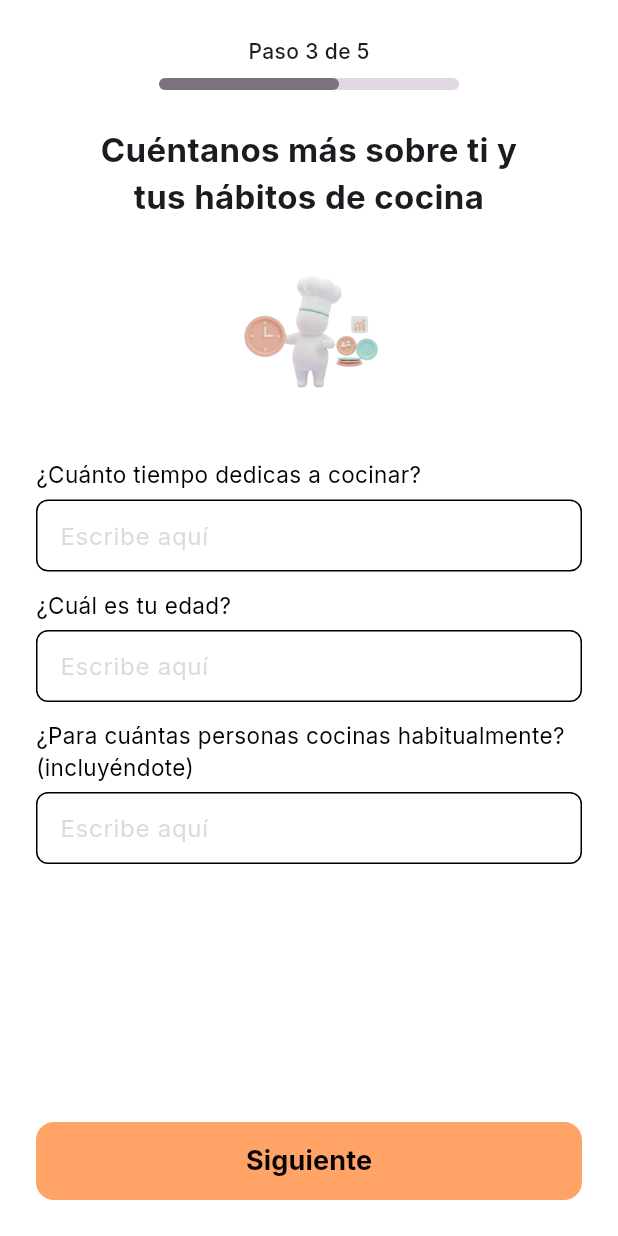
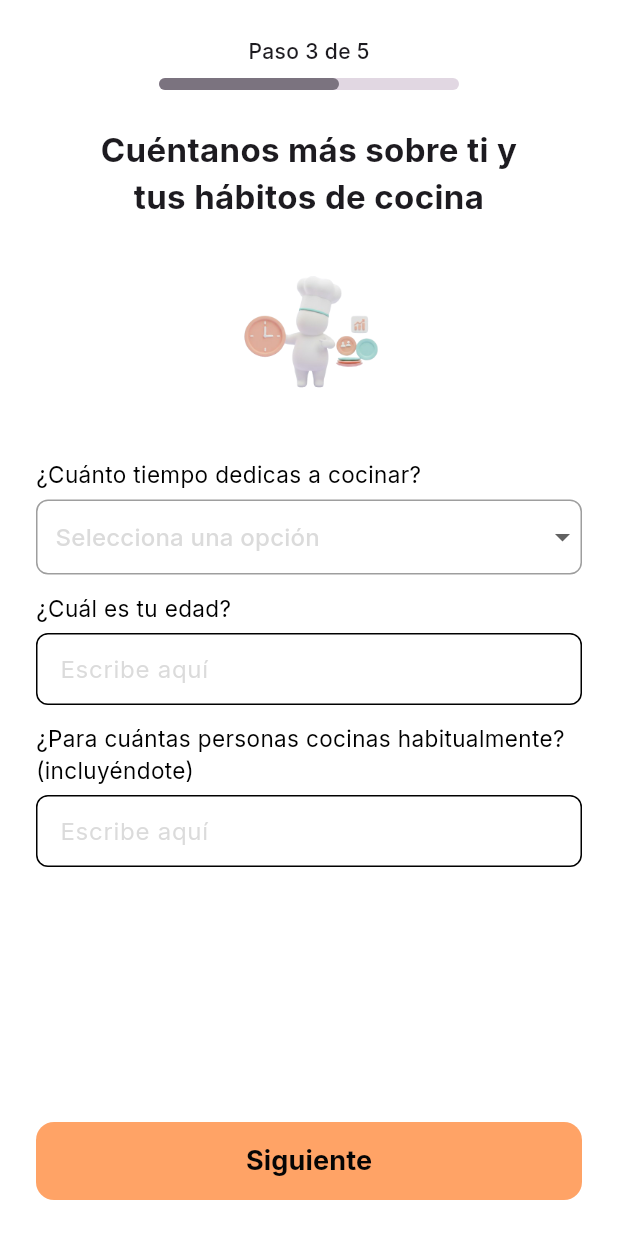
Before and after one commit to albertholto0/Generacion-recetas, a Flutter app: the Question3Screen screen opened directly, on a phone screen of 412 x 824 dp. Run offline on Flutter 3.47's test engine with Material 3 defaults, Android fonts, the phone set to English and light mode, and no system bars; our stand-ins replace google_fonts.

Commit message:
En la pregunta uno se añadieron más opciones de herramientas y se modificó ahi donde se seleccionen las herramientas, para que esta se pueda desplegar y no se vea feo. Además, en la pregunta 3, el cuando tiempo te dedicas a cocinar ya es de opcion desplegable (quien sabe si asi se le diga el widget) para que el usuario no se tarde tanto pensando que escribir

```diff
--- a/app_recetas/lib/screens/first_start/questionnaire/question_1.dart
+++ b/app_recetas/lib/screens/first_start/questionnaire/question_1.dart
@@ -16,13 +16,22 @@ class _Question1ScreenState extends State<Question1Screen> {
   final List<_ToolData> _tools = const [
     _ToolData(icon: Icons.air, label: 'Freidora'),
     _ToolData(icon: Icons.microwave, label: 'Microondas'),
-    _ToolData(icon: Icons.local_laundry_service, label: 'Licuadora'),
+    _ToolData(icon: Icons.blender, label: 'Licuadora'),
     _ToolData(icon: Icons.fireplace, label: 'Estufa'),
     _ToolData(icon: Icons.coffee_maker, label: 'Cafetera'),
     _ToolData(icon: Icons.kitchen, label: 'Horno'),
     _ToolData(icon: Icons.kitchen, label: 'Refrigerador'),
     _ToolData(icon: Icons.soup_kitchen, label: 'Olla'),
     _ToolData(icon: Icons.set_meal, label: 'Sartén'),
+    _ToolData(icon: Icons.local_drink, label: 'Vaso medidor'),
+    _ToolData(icon: Icons.scale, label: 'Báscula de cocina'),
+    _ToolData(icon: Icons.restaurant, label: 'Procesador de alimentos'),
+    _ToolData(icon: Icons.bakery_dining, label: 'Tostadora'),
+    _ToolData(icon: Icons.bubble_chart, label: 'Tetera'),
+    _ToolData(icon: Icons.filter_list, label: 'Colador'),
+    _ToolData(icon: Icons.lunch_dining, label: 'Plato hondo'),
+    _ToolData(icon: Icons.water_drop, label: 'Exprimidor'),
+    _ToolData(icon: Icons.dashboard, label: 'Tabla de cortar'),
   ];
 
   @override
@@ -58,11 +67,15 @@ class _Question1ScreenState extends State<Question1Screen> {
                 'Seleccione',
                 style: TextStyle(fontSize: 15, color: Colors.black54),
               ),
-              const SizedBox(height: 12),
+              const SizedBox(height: 24),
               Expanded(
+                child: SingleChildScrollView(
                   child: GridView.builder(
+                    shrinkWrap: true,
+                    physics: NeverScrollableScrollPhysics(),
                     itemCount: _tools.length,
-                  gridDelegate: const SliverGridDelegateWithFixedCrossAxisCount(
+                    gridDelegate:
+                        const SliverGridDelegateWithFixedCrossAxisCount(
                           crossAxisCount: 3,
                           mainAxisSpacing: 16,
                           crossAxisSpacing: 16,
@@ -103,7 +116,9 @@ class _Question1ScreenState extends State<Question1Screen> {
                                 _tools[index].label,
                                 textAlign: TextAlign.center,
                                 style: TextStyle(
-                                color: selected ? Colors.white : Colors.black87,
+                                  color: selected
+                                      ? Colors.white
+                                      : Colors.black87,
                                   fontSize: 13,
                                 ),
                               ),
@@ -114,6 +129,8 @@ class _Question1ScreenState extends State<Question1Screen> {
                     },
                   ),
                 ),
+              ),
+              const SizedBox(height: 24),
               NextButton(
                 onPressed: () {
                   Navigator.of(context).push(
--- a/app_recetas/lib/screens/first_start/questionnaire/question_3.dart
+++ b/app_recetas/lib/screens/first_start/questionnaire/question_3.dart
@@ -2,6 +2,7 @@ import 'question_4.dart';
 import 'package:flutter/material.dart';
 import '/widgets/progress_bar.dart';
 import '/widgets/custom_input.dart';
+import '/widgets/custom_dropdown.dart';
 import '/widgets/next_button.dart';
 
 class Question3Screen extends StatefulWidget {
@@ -12,9 +13,15 @@ class Question3Screen extends StatefulWidget {
 }
 
 class _Question3ScreenState extends State<Question3Screen> {
-  final TextEditingController _tiempoController = TextEditingController();
+  String? _tiempoSelected;
   final TextEditingController _edadController = TextEditingController();
   final TextEditingController _personasController = TextEditingController();
+  final List<String> tiempoOptions = [
+    'Menos de 15 minutos',
+    '15-30 minutos',
+    '30-60 minutos',
+    'Más de 1 hora',
+  ];
 
   @override
   Widget build(BuildContext context) {
@@ -46,9 +53,15 @@ class _Question3ScreenState extends State<Question3Screen> {
                 fit: BoxFit.contain,
               ),
               const SizedBox(height: 24),
-              CustomInput(
+              CustomDropdown(
                 label: '¿Cuánto tiempo dedicas a cocinar?',
-                controller: _tiempoController,
+                items: tiempoOptions,
+                value: _tiempoSelected,
+                onChanged: (value) {
+                  setState(() {
+                    _tiempoSelected = value;
+                  });
+                },
               ),
               const SizedBox(height: 12),
               CustomInput(
@@ -83,7 +96,6 @@ class _Question3ScreenState extends State<Question3Screen> {
 
   @override
   void dispose() {
-    _tiempoController.dispose();
     _edadController.dispose();
     _personasController.dispose();
     super.dispose();
--- /dev/null
+++ b/app_recetas/lib/widgets/custom_dropdown.dart
@@ -0,0 +1,76 @@
+import 'package:flutter/material.dart';
+
+class CustomDropdown extends StatefulWidget {
+  final String label;
+  final String? value;
+  final List<String> items;
+  final ValueChanged<String?> onChanged;
+
+  const CustomDropdown({
+    required this.label,
+    required this.items,
+    required this.onChanged,
+    this.value,
+    super.key,
+  });
+
+  @override
+  State<CustomDropdown> createState() => _CustomDropdownState();
+}
+
+class _CustomDropdownState extends State<CustomDropdown> {
+  late String? selectedValue;
+
+  @override
+  void initState() {
+    super.initState();
+    selectedValue = widget.value;
+  }
+
+  @override
+  Widget build(BuildContext context) {
+    return Column(
+      crossAxisAlignment: CrossAxisAlignment.start,
+      children: [
+        Text(
+          widget.label,
+          style: const TextStyle(fontSize: 15, color: Colors.black),
+        ),
+        const SizedBox(height: 6),
+        Container(
+          decoration: BoxDecoration(
+            border: Border.all(color: Colors.grey),
+            borderRadius: BorderRadius.circular(8),
+          ),
+          child: DropdownButton<String>(
+            value: selectedValue,
+            isExpanded: true,
+            underline: const SizedBox(),
+            hint: const Padding(
+              padding: EdgeInsets.symmetric(horizontal: 12),
+              child: Text(
+                'Selecciona una opción',
+                style: TextStyle(color: Color.fromARGB(95, 158, 158, 158)),
+              ),
+            ),
+            items: widget.items.map((String item) {
+              return DropdownMenuItem<String>(
+                value: item,
+                child: Padding(
+                  padding: const EdgeInsets.symmetric(horizontal: 12),
+                  child: Text(item),
+                ),
+              );
+            }).toList(),
+            onChanged: (String? newValue) {
+              setState(() {
+                selectedValue = newValue;
+              });
+              widget.onChanged(newValue);
+            },
+          ),
+        ),
+      ],
+    );
+  }
+}
```
Lines whose indentation alone changed are shown as unchanged.
